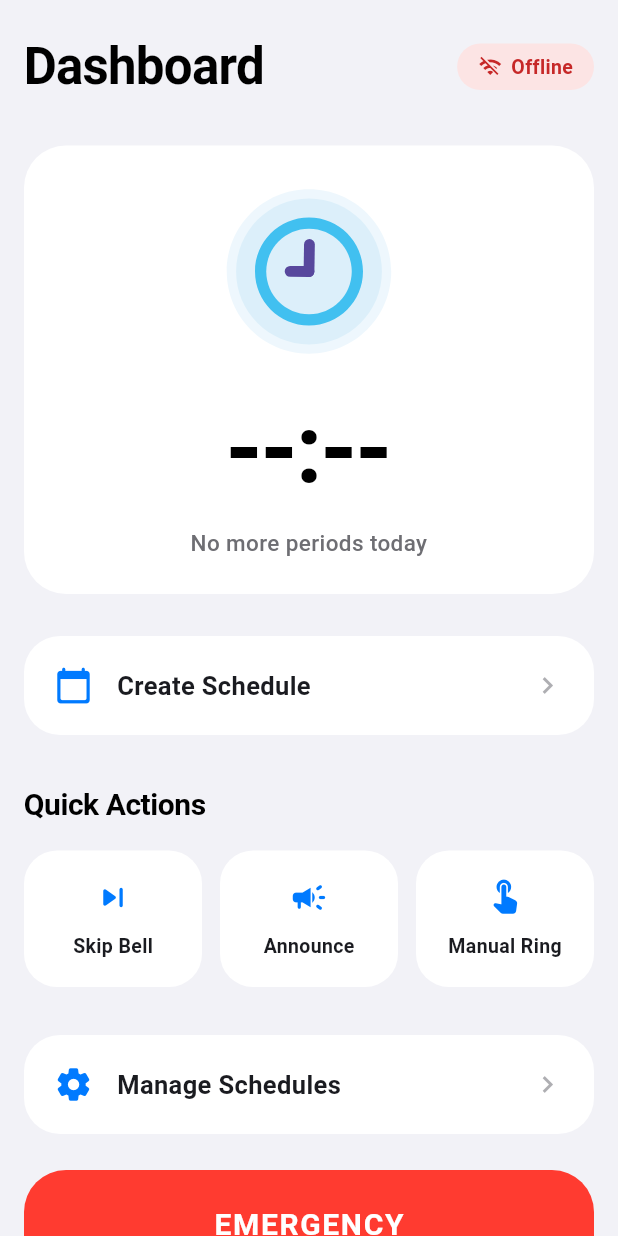
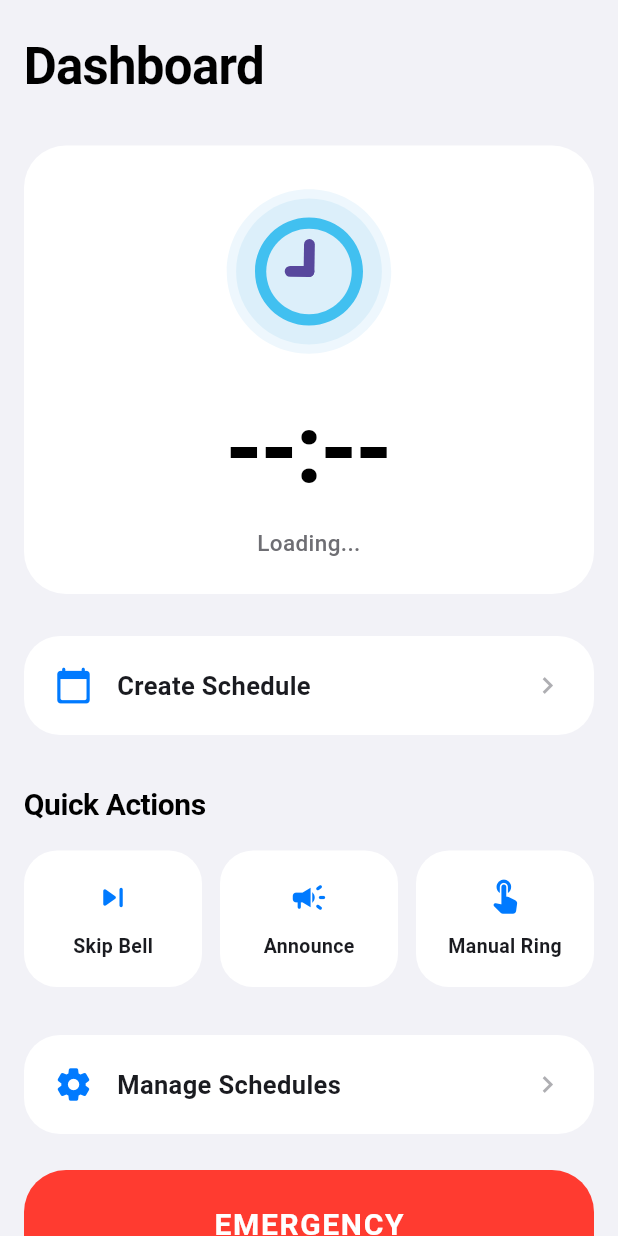
Before and after one commit to ketanyoga/newsyncrotime, a Flutter app: the screen it shows after launch, on a phone screen of 412 x 824 dp. Run offline on Flutter 3.47's test engine with Material 3 defaults, Android fonts, the phone set to English and light mode, and no system bars; our stand-ins replace animated_splash_screen, audioplayers, file_picker, flutter_colorpicker, lottie, sqflite; accounts and stored records are empty.

Commit message:
update code

```diff
--- a/lib/database/dashboard_page.dart
+++ b/lib/database/dashboard_page.dart
@@ -2125,7 +2125,6 @@ class DashboardPage extends StatefulWidget {
 }
 
 class _DashboardPageState extends State<DashboardPage> {
-  bool espConnected = false;
   String time = "--:--";
   String date = "";
   String nextPeriodInfo = "Loading...";
@@ -2155,18 +2154,18 @@ class _DashboardPageState extends State<DashboardPage> {
       });
     }
 
-    _checkEsp();
-    // Modified Timer: Removed the call to _loadDateFromEsp
-    timer = Timer.periodic(const Duration(seconds: 3), (_) {
-      _checkEsp();
-      _loadNextPeriod();
-    });
+    // _checkEsp();
+    // // Modified Timer: Removed the call to _loadDateFromEsp
+    // timer = Timer.periodic(const Duration(seconds: 3), (_) {
+    //   _checkEsp();
+    //   _loadNextPeriod();
+    // });
   }
 
-  Future<void> _checkEsp() async {
-    final connected = await Esp32ApiService.checkConnection();
-    if (mounted) setState(() => espConnected = connected);
-  }
+  // Future<void> _checkEsp() async {
+  //   final connected = await Esp32ApiService.checkConnection();
+  //   if (mounted) setState(() => espConnected = connected);
+  // }
 
   // REMOVED: The _loadDateFromEsp function has been deleted as it sent the status.
   // Future<void> _loadDateFromEsp() async {
@@ -2249,37 +2248,7 @@ class _DashboardPageState extends State<DashboardPage> {
             color: Colors.black,
           ),
         ),
-        Container(
-          padding: const EdgeInsets.symmetric(horizontal: 14, vertical: 6),
-          decoration: BoxDecoration(
-            color: espConnected
-                ? const Color(0xFFDFF5E3)
-                : const Color(0xFFFCE4E4),
-            borderRadius: BorderRadius.circular(20),
-          ),
-          child: Row(
-            children: [
-              Icon(
-                espConnected ? Icons.wifi : Icons.wifi_off,
-                size: 16,
-                color: espConnected
-                    ? const Color(0xFF2E7D32)
-                    : const Color(0xFFC62828),
-              ),
-              const SizedBox(width: 6),
-              Text(
-                espConnected ? "Connected" : "Offline",
-                style: TextStyle(
-                  fontSize: 13,
-                  fontWeight: FontWeight.w600,
-                  color: espConnected
-                      ? const Color(0xFF2E7D32)
-                      : const Color(0xFFC62828),
-                ),
-              ),
-            ],
-          ),
-        )
+
       ],
     );
   }
```
Also changed, not shown: lib/pages/category/category_list_page.dart (+124 -135 lines).
